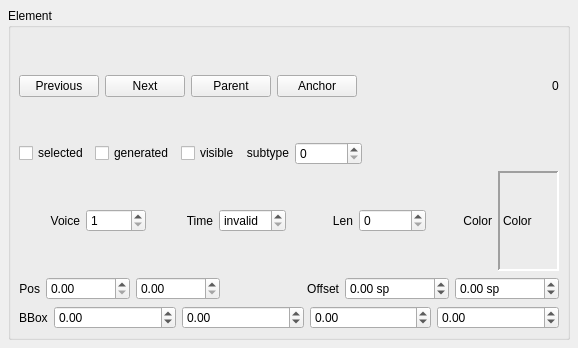
musescore/musescore-old, file mscore/mscore/element.ui: the form before one commit.
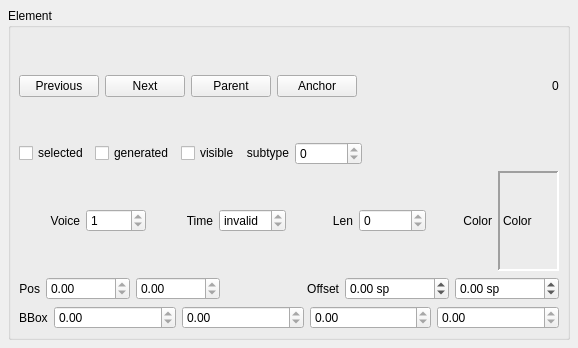
The form after the commit.

What changed in the file:
```diff
--- a/mscore/mscore/element.ui
+++ b/mscore/mscore/element.ui
@@ -175,6 +175,9 @@
         </item>
         <item>
          <widget class="QSpinBox" name="subtype" >
+          <property name="readOnly" >
+           <bool>true</bool>
+          </property>
           <property name="maximum" >
            <number>999999999</number>
           </property>
@@ -227,6 +230,9 @@
         </item>
         <item>
          <widget class="QSpinBox" name="voice" >
+          <property name="readOnly" >
+           <bool>true</bool>
+          </property>
           <property name="minimum" >
            <number>1</number>
           </property>
@@ -250,6 +256,9 @@
         </item>
         <item>
          <widget class="QSpinBox" name="time" >
+          <property name="readOnly" >
+           <bool>true</bool>
+          </property>
           <property name="specialValueText" >
            <string>invalid</string>
           </property>
@@ -279,6 +288,9 @@
         </item>
         <item>
          <widget class="QSpinBox" name="duration" >
+          <property name="readOnly" >
+           <bool>true</bool>
+          </property>
           <property name="maximum" >
            <number>999999</number>
           </property>
@@ -347,6 +359,9 @@
         </item>
         <item>
          <widget class="QDoubleSpinBox" name="posx" >
+          <property name="readOnly" >
+           <bool>true</bool>
+          </property>
           <property name="maximum" >
            <double>100000.000000000000000</double>
           </property>
@@ -354,6 +369,9 @@
         </item>
         <item>
          <widget class="QDoubleSpinBox" name="posy" >
+          <property name="readOnly" >
+           <bool>true</bool>
+          </property>
           <property name="maximum" >
            <double>100000.000000000000000</double>
           </property>
@@ -454,6 +472,9 @@
         </item>
         <item>
          <widget class="QDoubleSpinBox" name="bboxx" >
+          <property name="readOnly" >
+           <bool>true</bool>
+          </property>
           <property name="minimum" >
            <double>-100000.000000000000000</double>
           </property>
@@ -464,6 +485,9 @@
         </item>
         <item>
          <widget class="QDoubleSpinBox" name="bboxy" >
+          <property name="readOnly" >
+           <bool>true</bool>
+          </property>
           <property name="minimum" >
            <double>-100000.000000000000000</double>
           </property>
@@ -474,6 +498,9 @@
         </item>
         <item>
          <widget class="QDoubleSpinBox" name="bboxw" >
+          <property name="readOnly" >
+           <bool>true</bool>
+          </property>
           <property name="minimum" >
            <double>-100000.000000000000000</double>
           </property>
@@ -484,6 +511,9 @@
         </item>
         <item>
          <widget class="QDoubleSpinBox" name="bboxh" >
+          <property name="readOnly" >
+           <bool>true</bool>
+          </property>
           <property name="minimum" >
            <double>-100000.000000000000000</double>
           </property>
```
